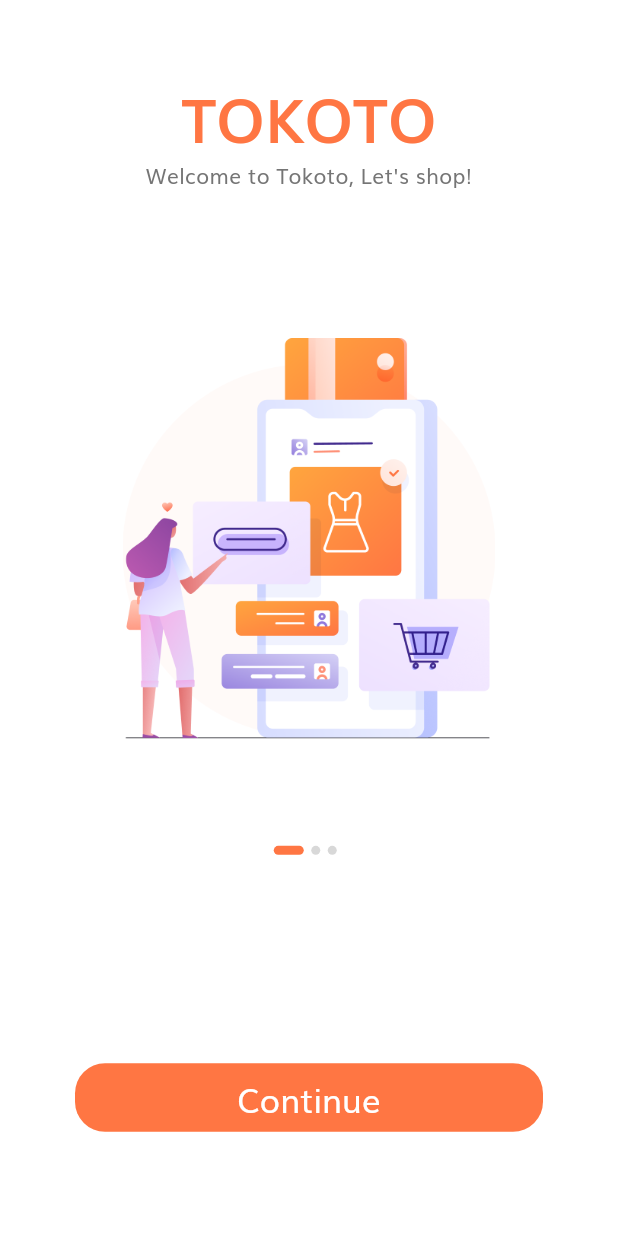
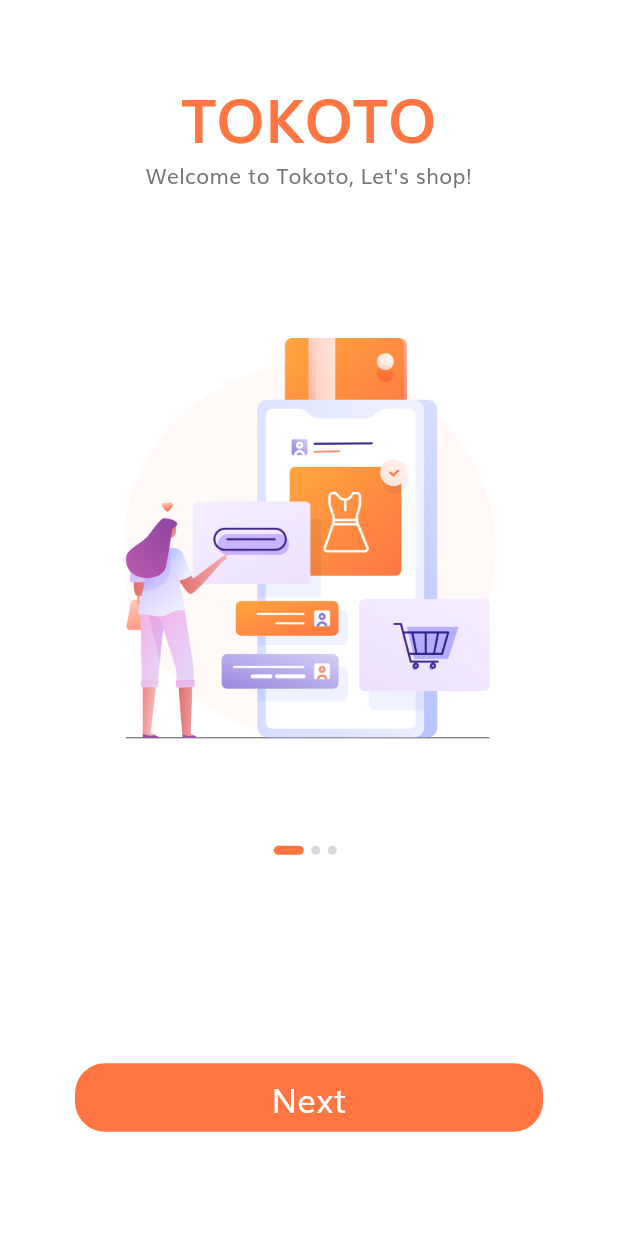
Before and after one commit to muzaim/flutter-shop, a Flutter app: the screen it shows after launch, on a phone screen of 412 x 824 dp. Run offline on Flutter 3.47's test engine with Material 3 defaults, Android fonts, the phone set to English and light mode, and no system bars.

Commit message:
fix : change button caption

```diff
--- a/lib/screen/splash/components/body.dart
+++ b/lib/screen/splash/components/body.dart
@@ -72,7 +72,7 @@ class _BodyState extends State<Body> {
                   ),
                   Spacer(flex: 2),
                   DefaultButton(
-                    text: "Continue",
+                    text: "Next",
                     press: () {},
                     jarak: 50,
                   ),
```
